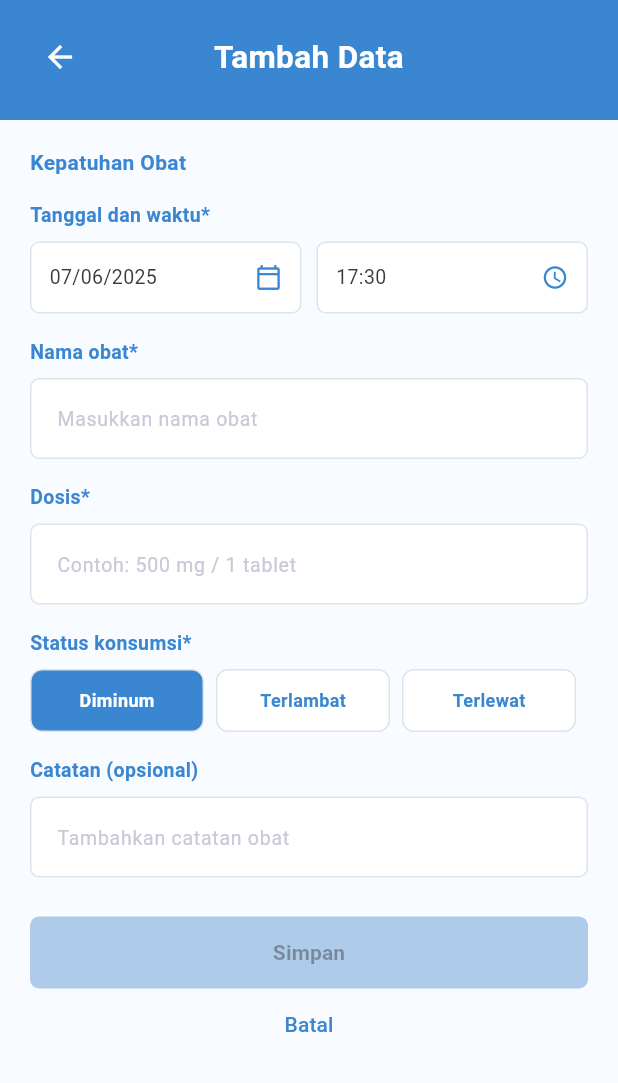
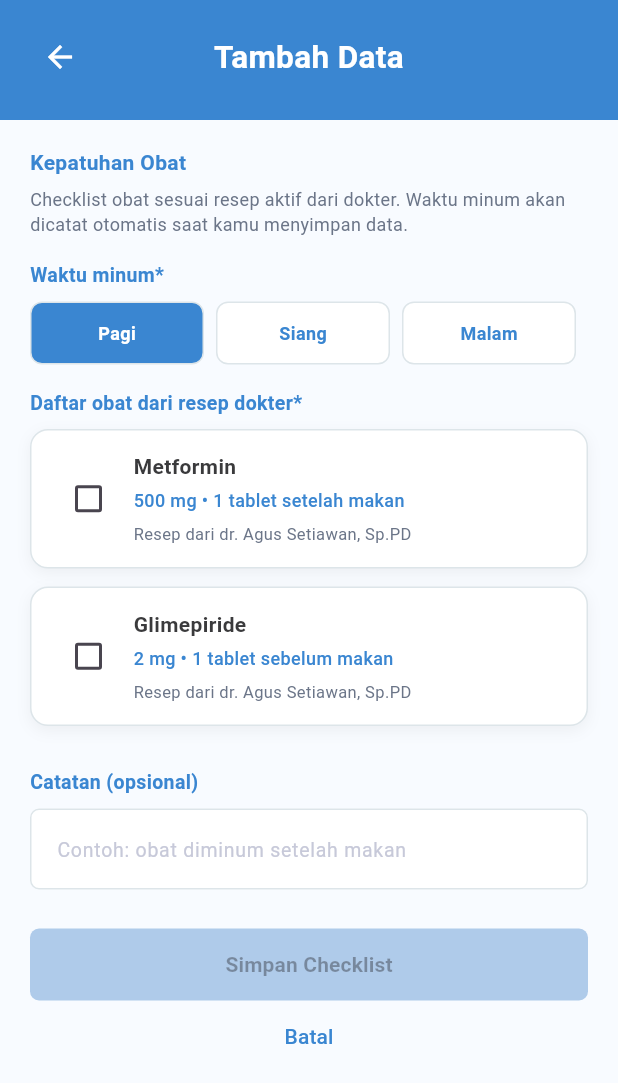
Before and after one commit to maulinanl/diabetaku_app, a Flutter app: the PatientMedicationFormPage screen opened directly, on a phone screen of 412 x 824 dp. Shown: the top 1083 px of the screen. Run offline on Flutter 3.47's test engine with Material 3 defaults, Android fonts, the light colour scheme and no system bars; our stand-ins replace fl_chart, google_fonts.

Commit message:
Editing add data dan history

```diff
--- a/lib/features/patient/pages/patient_medication_form_page.dart
+++ b/lib/features/patient/pages/patient_medication_form_page.dart
@@ -10,86 +10,60 @@
 }
 
 class _PatientMedicationFormPageState extends State<PatientMedicationFormPage> {
-  final medicineCtr = TextEditingController();
-  final dosageCtr = TextEditingController();
   final noteCtr = TextEditingController();
 
-  DateTime selectedDate = DateTime(2025, 6, 7);
-  TimeOfDay selectedTime = const TimeOfDay(hour: 17, minute: 30);
+  String selectedSchedule = 'Pagi';
 
-  String selectedStatus = 'Diminum';
+  final schedules = ['Pagi', 'Siang', 'Malam'];
 
-  final statuses = ['Diminum', 'Terlambat', 'Terlewat'];
+  final prescriptions = [
+    {
+      'medicine': 'Metformin',
+      'dosage': '500 mg',
+      'instruction': '1 tablet setelah makan',
+      'schedule': 'Pagi',
+      'doctor': 'dr. Agus Setiawan, Sp.PD',
+      'checked': false,
+    },
+    {
+      'medicine': 'Glimepiride',
+      'dosage': '2 mg',
+      'instruction': '1 tablet sebelum makan',
+      'schedule': 'Pagi',
+      'doctor': 'dr. Agus Setiawan, Sp.PD',
+      'checked': false,
+    },
+    {
+      'medicine': 'Metformin',
+      'dosage': '500 mg',
+      'instruction': '1 tablet setelah makan',
+      'schedule': 'Malam',
+      'doctor': 'dr. Agus Setiawan, Sp.PD',
+      'checked': false,
+    },
+  ];
 
-  bool get isValid =>
-      medicineCtr.text.trim().isNotEmpty &&
-      dosageCtr.text.trim().isNotEmpty &&
-      selectedStatus.isNotEmpty;
-
-  @override
-  void initState() {
-    super.initState();
-    medicineCtr.addListener(() => setState(() {}));
-    dosageCtr.addListener(() => setState(() {}));
+  bool get hasCheckedMedicine {
+    return prescriptions.any(
+      (item) => item['schedule'] == selectedSchedule && item['checked'] == true,
+    );
   }
 
   @override
   void dispose() {
-    medicineCtr.dispose();
-    dosageCtr.dispose();
     noteCtr.dispose();
     super.dispose();
   }
 
-  String get dateText {
-    return '${selectedDate.day.toString().padLeft(2, '0')}/${selectedDate.month.toString().padLeft(2, '0')}/${selectedDate.year}';
-  }
-
-  String get timeText {
-    return '${selectedTime.hour.toString().padLeft(2, '0')}:${selectedTime.minute.toString().padLeft(2, '0')}';
-  }
-
-  Future<void> _pickDate() async {
-    final picked = await showDatePicker(
-      context: context,
-      initialDate: selectedDate,
-      firstDate: DateTime(2020),
-      lastDate: DateTime.now(),
-      builder: (context, child) {
-        return Theme(
-          data: Theme.of(context).copyWith(
-            colorScheme: const ColorScheme.light(
-              primary: AppColors.primaryBlue,
-            ),
-          ),
-          child: child!,
-        );
-      },
-    );
-
-    if (picked != null) setState(() => selectedDate = picked);
-  }
-
-  Future<void> _pickTime() async {
-    final picked = await showTimePicker(
-      context: context,
-      initialTime: selectedTime,
-      builder: (context, child) {
-        return Theme(
-          data: Theme.of(context).copyWith(
-            colorScheme: const ColorScheme.light(
-              primary: AppColors.primaryBlue,
-            ),
-          ),
-          child: child!,
-        );
-      },
-    );
-
-    if (picked != null) setState(() => selectedTime = picked);
+  void _toggleMedicine(int index, bool? value) {
+    setState(() {
+      prescriptions[index]['checked'] = value ?? false;
+    });
   }
 
   void _save() {
+    final now = DateTime.now();
+
     showModalBottomSheet(
       context: context,
       backgroundColor: Colors.transparent,
@@ -110,7 +84,7 @@
               ),
               const SizedBox(height: 18),
               const Text(
-                'Data berhasil disimpan',
+                'Kepatuhan obat tersimpan',
                 style: TextStyle(
                   color: AppColors.primaryBlue,
                   fontSize: 20,
@@ -118,10 +92,14 @@
                 ),
               ),
               const SizedBox(height: 8),
-              const Text(
-                'Data kepatuhan obat berhasil tersimpan.',
+              Text(
+                'Obat yang diminum pada jadwal $selectedSchedule berhasil dicatat otomatis pada ${_formatTimestamp(now)}.',
                 textAlign: TextAlign.center,
-                style: TextStyle(color: AppColors.dark2, fontSize: 13),
+                style: const TextStyle(
+                  color: AppColors.dark2,
+                  fontSize: 13,
+                  height: 1.4,
+                ),
               ),
               const SizedBox(height: 22),
               SizedBox(
@@ -161,8 +139,24 @@
     );
   }
 
+  String _formatTimestamp(DateTime date) {
+    final day = date.day.toString().padLeft(2, '0');
+    final month = date.month.toString().padLeft(2, '0');
+    final year = date.year;
+    final hour = date.hour.toString().padLeft(2, '0');
+    final minute = date.minute.toString().padLeft(2, '0');
+
+    return '$day/$month/$year $hour:$minute';
+  }
+
   @override
   Widget build(BuildContext context) {
+    final filteredPrescriptions = prescriptions
+        .asMap()
+        .entries
+        .where((entry) => entry.value['schedule'] == selectedSchedule)
+        .toList();
+
     return Scaffold(
       backgroundColor: AppColors.background,
       body: SafeArea(
@@ -177,48 +171,26 @@
                   crossAxisAlignment: CrossAxisAlignment.start,
                   children: [
                     _sectionTitle('Kepatuhan Obat'),
-
-                    _label('Tanggal dan waktu*'),
-                    Row(
-                      children: [
-                        Expanded(
-                          child: _dateTimeBox(
-                            text: dateText,
-                            icon: Icons.calendar_today_outlined,
-                            onTap: _pickDate,
-                          ),
-                        ),
-                        const SizedBox(width: 10),
-                        Expanded(
-                          child: _dateTimeBox(
-                            text: timeText,
-                            icon: Icons.access_time,
-                            onTap: _pickTime,
-                          ),
-                        ),
-                      ],
+                    const SizedBox(height: 6),
+                    const Text(
+                      'Checklist obat sesuai resep aktif dari dokter. Waktu minum akan dicatat otomatis saat kamu menyimpan data.',
+                      style: TextStyle(
+                        color: AppColors.dark2,
+                        fontSize: 12,
+                        height: 1.45,
+                      ),
                     ),
 
-                    _label('Nama obat*'),
-                    _input(
-                      controller: medicineCtr,
-                      hint: 'Masukkan nama obat',
-                    ),
-
-                    _label('Dosis*'),
-                    _input(
-                      controller: dosageCtr,
-                      hint: 'Contoh: 500 mg / 1 tablet',
-                    ),
-
-                    _label('Status konsumsi*'),
+                    _label('Waktu minum*'),
                     Row(
-                      children: statuses.map((item) {
-                        final selected = selectedStatus == item;
+                      children: schedules.map((item) {
+                        final selected = selectedSchedule == item;
 
                         return Expanded(
                           child: GestureDetector(
-                            onTap: () => setState(() => selectedStatus = item),
+                            onTap: () {
+                              setState(() => selectedSchedule = item);
+                            },
                             child: Container(
                               height: 42,
                               margin: const EdgeInsets.only(right: 8),
@@ -246,10 +218,34 @@
                       }).toList(),
                     ),
 
+                    _label('Daftar obat dari resep dokter*'),
+
+                    if (filteredPrescriptions.isEmpty)
+                      _emptyPrescription()
+                    else
+                      Column(
+                        children: filteredPrescriptions.map((entry) {
+                          final index = entry.key;
+                          final item = entry.value;
+
+                          return Padding(
+                            padding: const EdgeInsets.only(bottom: 12),
+                            child: _medicineCard(
+                              index: index,
+                              medicine: item['medicine'] as String,
+                              dosage: item['dosage'] as String,
+                              instruction: item['instruction'] as String,
+                              doctor: item['doctor'] as String,
+                              checked: item['checked'] as bool,
+                            ),
+                          );
+                        }).toList(),
+                      ),
+
                     _label('Catatan (opsional)'),
                     _input(
                       controller: noteCtr,
-                      hint: 'Tambahkan catatan obat',
+                      hint: 'Contoh: obat diminum setelah makan',
                     ),
 
                     const SizedBox(height: 26),
@@ -258,7 +254,7 @@
                       width: double.infinity,
                       height: 48,
                       child: ElevatedButton(
-                        onPressed: isValid ? _save : null,
+                        onPressed: hasCheckedMedicine ? _save : null,
                         style: ElevatedButton.styleFrom(
                           backgroundColor: AppColors.primaryBlue,
                           disabledBackgroundColor: const Color(0xFFAFCBEA),
@@ -269,7 +265,7 @@
                           ),
                         ),
                         child: const Text(
-                          'Simpan',
+                          'Simpan Checklist',
                           style: TextStyle(fontWeight: FontWeight.w600),
                         ),
                       ),
@@ -290,6 +286,115 @@
             ),
           ],
         ),
+      ),
+    );
+  }
+
+  Widget _medicineCard({
+    required int index,
+    required String medicine,
+    required String dosage,
+    required String instruction,
+    required String doctor,
+    required bool checked,
+  }) {
+    return InkWell(
+      onTap: () => _toggleMedicine(index, !checked),
+      borderRadius: BorderRadius.circular(12),
+      child: Container(
+        padding: const EdgeInsets.all(14),
+        decoration: BoxDecoration(
+          color: AppColors.white,
+          borderRadius: BorderRadius.circular(12),
+          border: Border.all(
+            color: checked ? AppColors.primaryBlue : AppColors.light1,
+          ),
+          boxShadow: [
+            BoxShadow(
+              color: Colors.black.withValues(alpha: 0.05),
+              blurRadius: 8,
+              offset: const Offset(0, 3),
+            ),
+          ],
+        ),
+        child: Row(
+          children: [
+            Checkbox(
+              value: checked,
+              activeColor: AppColors.primaryBlue,
+              onChanged: (value) => _toggleMedicine(index, value),
+            ),
+            const SizedBox(width: 6),
+            Expanded(
+              child: Column(
+                crossAxisAlignment: CrossAxisAlignment.start,
+                children: [
+                  Text(
+                    medicine,
+                    style: const TextStyle(
+                      color: AppColors.dark1,
+                      fontSize: 14,
+                      fontWeight: FontWeight.w700,
+                    ),
+                  ),
+                  const SizedBox(height: 4),
+                  Text(
+                    '$dosage • $instruction',
+                    style: const TextStyle(
+                      color: AppColors.primaryBlue,
+                      fontSize: 12,
+                      fontWeight: FontWeight.w500,
+                    ),
+                  ),
+                  const SizedBox(height: 6),
+                  Text(
+                    'Resep dari $doctor',
+                    style: const TextStyle(
+                      color: AppColors.dark2,
+                      fontSize: 11,
+                    ),
+                  ),
+                ],
+              ),
+            ),
+          ],
+        ),
+      ),
+    );
+  }
+
+  Widget _emptyPrescription() {
+    return Container(
+      width: double.infinity,
+      padding: const EdgeInsets.all(16),
+      decoration: BoxDecoration(
+        color: AppColors.white,
+        borderRadius: BorderRadius.circular(12),
+        border: Border.all(color: AppColors.light1),
+      ),
+      child: const Column(
+        children: [
+          Icon(
+            Icons.medication_outlined,
+            color: AppColors.primaryBlue,
+            size: 34,
+          ),
+          SizedBox(height: 10),
+          Text(
+            'Tidak ada obat pada jadwal ini',
+            style: TextStyle(
+              color: AppColors.dark1,
+              fontSize: 13,
+              fontWeight: FontWeight.w600,
+            ),
+          ),
+          SizedBox(height: 4),
+          Text(
+            'Obat akan muncul sesuai resep aktif dari dokter.',
+            textAlign: TextAlign.center,
+            style: TextStyle(color: AppColors.dark2, fontSize: 12, height: 1.4),
+          ),
+        ],
       ),
     );
   }
@@ -349,44 +454,12 @@
     );
   }
 
-  Widget _dateTimeBox({
-    required String text,
-    required IconData icon,
-    required VoidCallback onTap,
-  }) {
-    return GestureDetector(
-      onTap: onTap,
-      child: Container(
-        height: 48,
-        padding: const EdgeInsets.symmetric(horizontal: 12),
-        decoration: BoxDecoration(
-          color: AppColors.white,
-          borderRadius: BorderRadius.circular(6),
-          border: Border.all(color: AppColors.light1),
-        ),
-        child: Row(
-          children: [
-            Expanded(
-              child: Text(
-                text,
-                style: const TextStyle(color: AppColors.dark1, fontSize: 13),
-              ),
-            ),
-            Icon(icon, color: AppColors.primaryBlue, size: 18),
-          ],
-        ),
-      ),
-    );
-  }
-
   Widget _input({
     required TextEditingController controller,
     required String hint,
-    TextInputType? keyboardType,
   }) {
     return TextField(
       controller: controller,
-      keyboardType: keyboardType,
       decoration: InputDecoration(
         hintText: hint,
         hintStyle: const TextStyle(color: AppColors.dark4, fontSize: 13),
--- a/lib/features/patient/pages/patient_profile_page.dart
+++ b/lib/features/patient/pages/patient_profile_page.dart
@@ -24,8 +24,7 @@
                     children: [
                       Row(
                         children: [
-                          Expanded(child: _statCard('47', 'Data Input')),
-                          const SizedBox(width: 12),
+                          Expanded(child: _statCard('3', 'Resep Aktif')),
                           Expanded(child: _statCard('2', 'Dokter Aktif')),
                         ],
                       ),
```
Also changed, not shown: lib/features/patient/pages/patient_add_data_page.dart (+2 -12 lines), lib/features/patient/pages/patient_history_page.dart (+62 -12 lines), lib/features/patient/pages/patient_main_page.dart (+8 -5 lines), lib/features/patient/pages/patient_meal_form_page.dart (+21 -25 lines), lib/features/patient/pages/patient_physiology_form_page.dart (+2 -5 lines), lib/features/patient/widgets/patient_bottom_nav.dart (+12 -19 lines).
